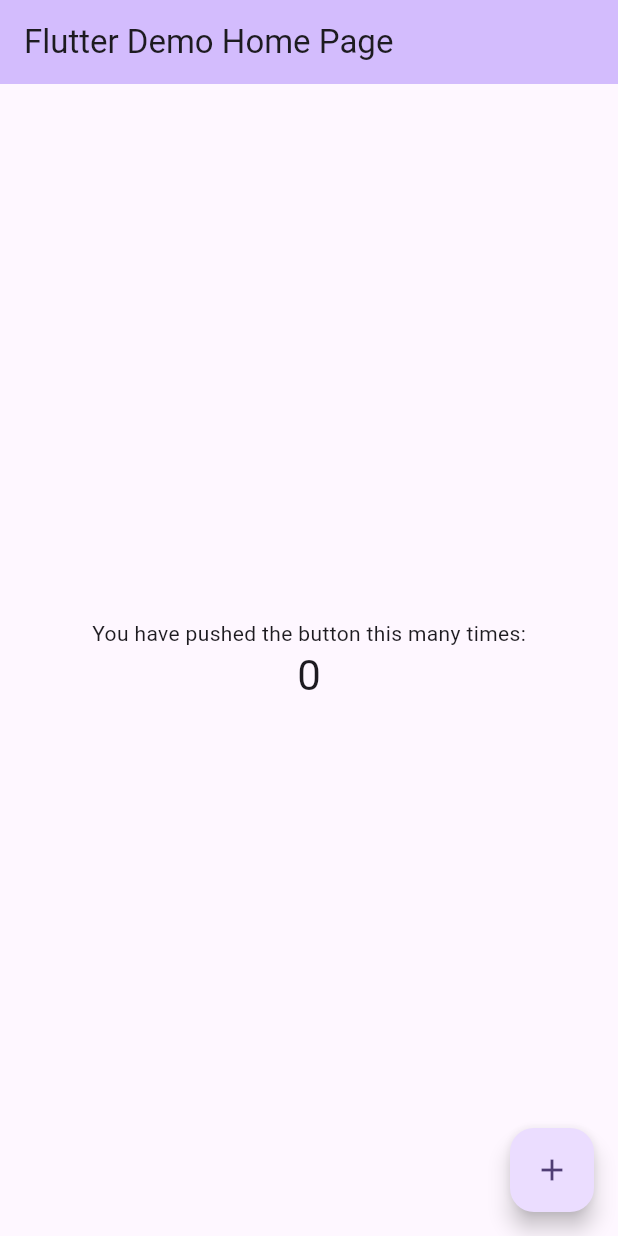
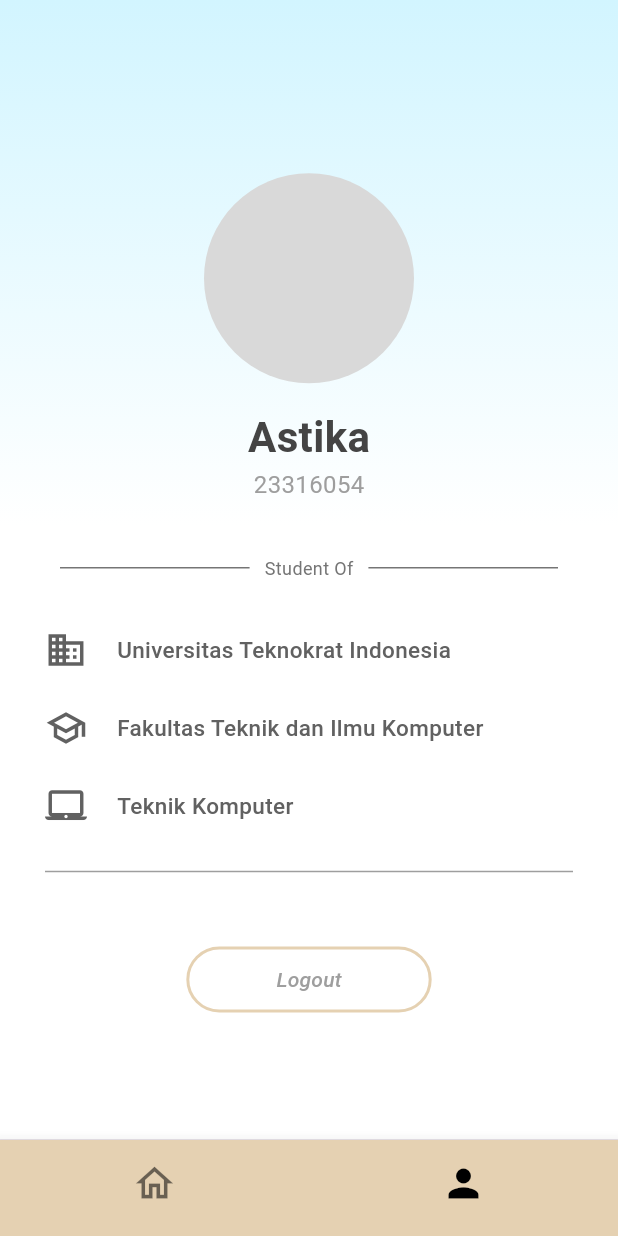
Before and after one commit to OngCapybara/kika-mobile, a Flutter app: the screen it shows after launch, on a phone screen of 412 x 824 dp. Run offline on Flutter 3.47's test engine with Material 3 defaults, Android fonts, the phone set to English and light mode, and no system bars.

Commit message:
bikin profile fix. tinggal tambah gambar

```diff
--- a/lib/main.dart
+++ b/lib/main.dart
@@ -1,4 +1,6 @@
 import 'package:flutter/material.dart';
+import 'pages/profile.dart';
+import 'pages/components/bottomNavBar.dart'; // Import navbar barumu
 
 void main() {
   runApp(const MyApp());
@@ -7,116 +9,44 @@ void main() {
 class MyApp extends StatelessWidget {
   const MyApp({super.key});
 
-  // This widget is the root of your application.
   @override
   Widget build(BuildContext context) {
     return MaterialApp(
-      title: 'Flutter Demo',
-      theme: ThemeData(
-        // This is the theme of your application.
-        //
-        // TRY THIS: Try running your application with "flutter run". You'll see
-        // the application has a purple toolbar. Then, without quitting the app,
-        // try changing the seedColor in the colorScheme below to Colors.green
-        // and then invoke "hot reload" (save your changes or press the "hot
-        // reload" button in a Flutter-supported IDE, or press "r" if you used
-        // the command line to start the app).
-        //
-        // Notice that the counter didn't reset back to zero; the application
-        // state is not lost during the reload. To reset the state, use hot
-        // restart instead.
-        //
-        // This works for code too, not just values: Most code changes can be
-        // tested with just a hot reload.
-        colorScheme: ColorScheme.fromSeed(seedColor: Colors.deepPurple),
-      ),
-      home: const MyHomePage(title: 'Flutter Demo Home Page'),
+      debugShowCheckedModeBanner: false,
+      home: const MainScreen(),
     );
   }
 }
 
-class MyHomePage extends StatefulWidget {
-  const MyHomePage({super.key, required this.title});
-
-  // This widget is the home page of your application. It is stateful, meaning
-  // that it has a State object (defined below) that contains fields that affect
-  // how it looks.
-
-  // This class is the configuration for the state. It holds the values (in this
-  // case the title) provided by the parent (in this case the App widget) and
-  // used by the build method of the State. Fields in a Widget subclass are
-  // always marked "final".
-
-  final String title;
+class MainScreen extends StatefulWidget {
+  const MainScreen({super.key});
 
   @override
-  State<MyHomePage> createState() => _MyHomePageState();
+  State<MainScreen> createState() => _MainScreenState();
 }
 
-class _MyHomePageState extends State<MyHomePage> {
-  int _counter = 0;
+class _MainScreenState extends State<MainScreen> {
+  int _currentIndex = 1; // Default ke Profile dulu
 
-  void _incrementCounter() {
-    setState(() {
-      // This call to setState tells the Flutter framework that something has
-      // changed in this State, which causes it to rerun the build method below
-      // so that the display can reflect the updated values. If we changed
-      // _counter without calling setState(), then the build method would not be
-      // called again, and so nothing would appear to happen.
-      _counter++;
-    });
-  }
+  // List halaman
+  final List<Widget> _screens = [
+    const Center(child: Text("Dashboard Page")),
+    const ProfilePage(),
+  ];
 
   @override
   Widget build(BuildContext context) {
-    // This method is rerun every time setState is called, for instance as done
-    // by the _incrementCounter method above.
-    //
-    // The Flutter framework has been optimized to make rerunning build methods
-    // fast, so that you can just rebuild anything that needs updating rather
-    // than having to individually change instances of widgets.
     return Scaffold(
-      appBar: AppBar(
-        // TRY THIS: Try changing the color here to a specific color (to
-        // Colors.amber, perhaps?) and trigger a hot reload to see the AppBar
-        // change color while the other colors stay the same.
-        backgroundColor: Theme.of(context).colorScheme.inversePrimary,
-        // Here we take the value from the MyHomePage object that was created by
-        // the App.build method, and use it to set our appbar title.
-        title: Text(widget.title),
+      body: _screens[_currentIndex],
+      // Pakai Custom Navbar yang sudah dipisah filenya
+      bottomNavigationBar: CustomBottomNavBar(
+        currentIndex: _currentIndex,
+        onTap: (index) {
+          setState(() {
+            _currentIndex = index;
+          });
+        },
       ),
-      body: Center(
-        // Center is a layout widget. It takes a single child and positions it
-        // in the middle of the parent.
-        child: Column(
-          // Column is also a layout widget. It takes a list of children and
-          // arranges them vertically. By default, it sizes itself to fit its
-          // children horizontally, and tries to be as tall as its parent.
-          //
-          // Column has various properties to control how it sizes itself and
-          // how it positions its children. Here we use mainAxisAlignment to
-          // center the children vertically; the main axis here is the vertical
-          // axis because Columns are vertical (the cross axis would be
-          // horizontal).
-          //
-          // TRY THIS: Invoke "debug painting" (choose the "Toggle Debug Paint"
-          // action in the IDE, or press "p" in the console), to see the
-          // wireframe for each widget.
-          mainAxisAlignment: MainAxisAlignment.center,
-          children: <Widget>[
-            const Text('You have pushed the button this many times:'),
-            Text(
-              '$_counter',
-              style: Theme.of(context).textTheme.headlineMedium,
-            ),
-          ],
-        ),
-      ),
-      floatingActionButton: FloatingActionButton(
-        onPressed: _incrementCounter,
-        tooltip: 'Increment',
-        child: const Icon(Icons.add),
-      ), // This trailing comma makes auto-formatting nicer for build methods.
     );
   }
 }
--- a/lib/pages/components/bottomNavBar.dart
+++ b/lib/pages/components/bottomNavBar.dart
@@ -0,0 +1,46 @@
+import 'package:flutter/material.dart';
+
+class CustomBottomNavBar extends StatelessWidget {
+  final int currentIndex;
+  final Function(int) onTap;
+
+  const CustomBottomNavBar({
+    super.key,
+    required this.currentIndex,
+    required this.onTap,
+  });
+
+  @override
+  Widget build(BuildContext context) {
+    return Container(
+      // Memberi sedikit dekorasi warna sesuai mockup (krem/nude)
+      decoration: const BoxDecoration(
+        border: Border(
+          top: BorderSide(color: Colors.black12, width: 0.5),
+        ),
+      ),
+      child: BottomNavigationBar(
+        currentIndex: currentIndex,
+        onTap: onTap,
+        backgroundColor: const Color(0xFFE5D1B2), // Warna sesuai mockup di gambar
+        selectedItemColor: Colors.black,
+        unselectedItemColor: Colors.black54,
+        showSelectedLabels: false,
+        showUnselectedLabels: false,
+        type: BottomNavigationBarType.fixed,
+        items: const [
+          BottomNavigationBarItem(
+            icon: Icon(Icons.home_outlined, size: 30),
+            activeIcon: Icon(Icons.home, size: 30),
+            label: 'Home',
+          ),
+          BottomNavigationBarItem(
+            icon: Icon(Icons.person_outline, size: 30),
+            activeIcon: Icon(Icons.person, size: 30),
+            label: 'Profile',
+          ),
+        ],
+      ),
+    );
+  }
+}
--- a/lib/pages/profile.dart
+++ b/lib/pages/profile.dart
@@ -0,0 +1,144 @@
+import 'package:flutter/material.dart';
+
+class ProfilePage extends StatelessWidget {
+  const ProfilePage({super.key});
+
+  @override
+  Widget build(BuildContext context) {
+    return Scaffold(
+      backgroundColor: Colors.white,
+      body: SingleChildScrollView(
+        child: Column(
+          children: [
+            // hero section
+            Stack(
+              alignment: Alignment.center,
+              children: [
+                // Background Gradasi Biru ke Putih
+                Container(
+                  height: 350,
+                  width: double.infinity,
+                  decoration: const BoxDecoration(
+                    gradient: LinearGradient(
+                      begin: Alignment.topCenter,
+                      end: Alignment.bottomCenter,
+                      colors: [Color(0xFFD2F5FF), Colors.white],
+                    ),
+                  ),
+                ),
+
+                // Nama + Foto Profile
+                Column(
+                  children: [
+                    const SizedBox(height: 100),
+                    const CircleAvatar(
+                      radius: 70,
+                      backgroundColor: Color(0xFFD9D9D9),
+                    ),
+                    const SizedBox(height: 16),
+                    const Text(
+                      'Astika',
+                      style: TextStyle(
+                        fontSize: 28,
+                        fontWeight: FontWeight.bold,
+                        color: Color(0xFF444444),
+                      ),
+                    ),
+                    const Text(
+                      '23316054',
+                      style: TextStyle(fontSize: 16, color: Colors.grey),
+                    ),
+                  ],
+                ),
+              ],
+            ),
+
+            // Refactor "student of"
+            Padding(
+              padding: const EdgeInsets.symmetric(horizontal: 40, vertical: 20),
+              child: Row(
+                children: [
+                  const Expanded(
+                    child: Divider(thickness: 1, color: Colors.black54),
+                  ),
+                  Padding(
+                    padding: const EdgeInsets.symmetric(horizontal: 10),
+                    child: Text(
+                      "Student Of",
+                      style: TextStyle(fontSize: 12, color: Colors.grey[600]),
+                    ),
+                  ),
+                  const Expanded(
+                    child: Divider(thickness: 1, color: Colors.black54),
+                  ),
+                ],
+              ),
+            ),
+
+            // List Informasi
+            Padding(
+              padding: const EdgeInsets.symmetric(horizontal: 30),
+              child: Column(
+                children: [
+                  _buildInfoRow(
+                    Icons.business,
+                    "Universitas Teknokrat Indonesia",
+                  ),
+                  _buildInfoRow(
+                    Icons.school_outlined,
+                    "Fakultas Teknik dan Ilmu Komputer",
+                  ),
+                  _buildInfoRow(Icons.laptop_mac, "Teknik Komputer"),
+                  const SizedBox(height: 10),
+                  const Divider(thickness: 1, color: Colors.grey),
+                ],
+              ),
+            ),
+
+            const SizedBox(height: 40),
+
+            // Tombol Logout
+            OutlinedButton(
+              onPressed: () {},
+              style: OutlinedButton.styleFrom(
+                side: const BorderSide(color: Color(0xFFE5D1B2), width: 2),
+                shape: RoundedRectangleBorder(
+                  borderRadius: BorderRadius.circular(25),
+                ),
+                padding: const EdgeInsets.symmetric(horizontal: 60, vertical: 12),
+              ),
+              child: const Text(
+                'Logout',
+                style: TextStyle(color: Colors.grey, fontStyle: FontStyle.italic),
+              ),
+            ),
+            const SizedBox(height: 50),
+          ],
+        ),
+      ),
+    );
+  }
+
+  // Helper widget biar kode gak berulang
+  Widget _buildInfoRow(IconData icon, String text) {
+    return Padding(
+      padding: const EdgeInsets.symmetric(vertical: 12),
+      child: Row(
+        children: [
+          Icon(icon, color: Colors.grey[700], size: 28),
+          const SizedBox(width: 20),
+          Expanded(
+            child: Text(
+              text,
+              style: TextStyle(
+                fontSize: 15,
+                color: Colors.grey[700],
+                fontWeight: FontWeight.w500,
+              ),
+            ),
+          ),
+        ],
+      ),
+    );
+  }
+}
```
Also changed, not shown: 1 other file.
